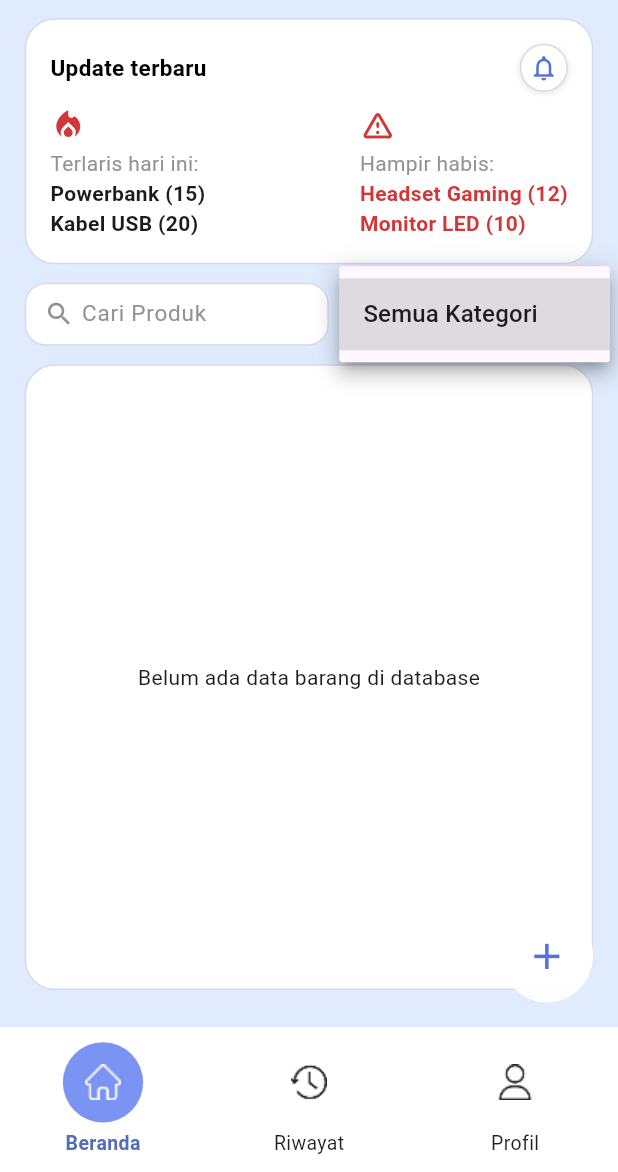
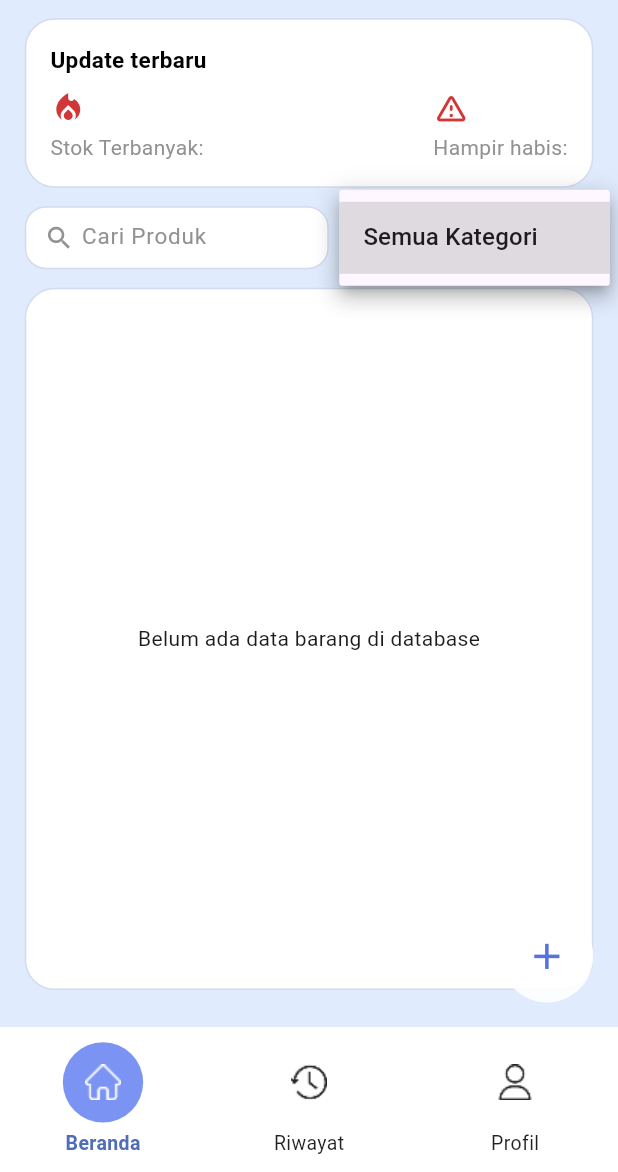
Before and after one commit to OrionZ12/StockFlow-tubes, a Flutter app: the HomeScreen screen opened by its route, after a tap on "Semua Kategori", on a phone screen of 412 x 824 dp, the part 64-1236 px from its top. Run offline on Flutter 3.47's test engine with Material 3 defaults, Android fonts, the phone set to English and light mode, and no system bars; our stand-ins replace cloud_firestore, firebase_auth, firebase_core, go_router, google_sign_in; accounts and stored records are empty; Roboto replaces fonts that are missing (RobotoSerif).

Commit message:
Fitur Terbanyak dan Hampir habis di homepage

```diff
--- a/lib/widget/update_section.dart
+++ b/lib/widget/update_section.dart
@@ -1,10 +1,60 @@
 import 'package:flutter/material.dart';
-import 'package:go_router/go_router.dart';
-import '../config/routes.dart';
+import 'package:cloud_firestore/cloud_firestore.dart';
 import '../theme/app_colors.dart';
 
-class UpdateSection extends StatelessWidget {
+class UpdateSection extends StatefulWidget {
   const UpdateSection({super.key});
+
+  @override
+  State<UpdateSection> createState() => _UpdateSectionState();
+}
+
+class _UpdateSectionState extends State<UpdateSection> {
+  List<Map<String, dynamic>> terlaris = [];
+  List<Map<String, dynamic>> hampirHabis = [];
+
+  @override
+  void initState() {
+    super.initState();
+    _loadTopProducts();
+  }
+
+  // =====================================================
+  // AMBIL 2 ITEM TERLARIS & 2 ITEM HAMPIR HABIS
+  // =====================================================
+  Future<void> _loadTopProducts() async {
+    try {
+      final snapshot =
+          await FirebaseFirestore.instance.collection("items").get();
+
+      final List<Map<String, dynamic>> allItems = snapshot.docs
+          .map((doc) => {
+                "name": doc["name"],
+                "stok": doc["stok"],
+              })
+          .toList();
+
+      // Sort stok besar → kecil (terlaris)
+      allItems.sort((a, b) => (b["stok"] as int).compareTo(a["stok"]));
+
+      // Ambil 2 terbesar
+      terlaris = allItems.take(2).toList();
+
+      // Sort stok kecil → besar (hampir habis)
+      final List<Map<String, dynamic>> sortedLow = allItems
+          .where((item) => item["stok"] > 0) // hanya stok > 0
+          .toList();
+
+      sortedLow.sort((a, b) => (a["stok"] as int).compareTo(b["stok"]));
+
+      // Ambil 2 terkecil
+      hampirHabis = sortedLow.take(2).toList();
+
+      setState(() {});
+    } catch (e) {
+      print("Error loading update section: $e");
+    }
+  }
 
   @override
   Widget build(BuildContext context) {
@@ -18,91 +68,62 @@ class UpdateSection extends StatelessWidget {
       child: Column(
         crossAxisAlignment: CrossAxisAlignment.start,
         children: [
-          // ====== Judul + tombol lonceng ======
-          Row(
-            mainAxisAlignment: MainAxisAlignment.spaceBetween,
-            children: [
-              const Text(
-                "Update terbaru",
-                style: TextStyle(
-                  fontSize: 15,
-                  fontWeight: FontWeight.w600,
-                  color: AppColors.textPrimary,
-                ),
-              ),
-              // Tombol lonceng
-              GestureDetector(
-                onTap: () => context.go(AppRoutes.notification),
-                child: Container(
-                  width: 32,
-                  height: 32,
-                  decoration: BoxDecoration(
-                    color: Colors.white,
-                    shape: BoxShape.circle,
-                    border: Border.all(color: AppColors.softBorder),
-                    boxShadow: const [
-                      BoxShadow(
-                        color: Colors.black12,
-                        blurRadius: 3,
-                        offset: Offset(0, 1),
-                      ),
-                    ],
-                  ),
-                  child: const Icon(
-                    Icons.notifications_none,
-                    color: AppColors.blueMain,
-                    size: 20,
-                  ),
-                ),
-              ),
-            ],
+          // ====== JUDUL ======
+          const Text(
+            "Update terbaru",
+            style: TextStyle(
+              fontSize: 15,
+              fontWeight: FontWeight.w600,
+              color: AppColors.textPrimary,
+            ),
           ),
 
           const SizedBox(height: 10),
 
-          // ====== Dua kolom isi ======
+          // =====================================================
+          // ROW TERLARIS & HAMPIR HABIS
+          // =====================================================
           Row(
             mainAxisAlignment: MainAxisAlignment.spaceBetween,
             children: [
-              // Kolom kiri
+              // =================== TERLARIS ===================
               Column(
                 crossAxisAlignment: CrossAxisAlignment.start,
-                children: const [
-                  Icon(Icons.local_fire_department, color: AppColors.red),
-                  SizedBox(height: 4),
-                  Text(
-                    "Terlaris hari ini:",
+                children: [
+                  const Icon(Icons.local_fire_department,
+                      color: AppColors.red),
+                  const SizedBox(height: 4),
+                  const Text(
+                    "Stok Terbanyak:",
                     style: TextStyle(color: AppColors.textMuted),
                   ),
-                  Text("Powerbank (15)",
-                      style: TextStyle(fontWeight: FontWeight.w600)),
-                  Text("Kabel USB (20)",
-                      style: TextStyle(fontWeight: FontWeight.w600)),
+                  ...terlaris.map(
+                    (item) => Text(
+                      "${item['name']} (${item['stok']})",
+                      style: const TextStyle(fontWeight: FontWeight.w600),
+                    ),
+                  ),
                 ],
               ),
 
-              // Kolom kanan
+              // ================== HAMPIR HABIS ==================
               Column(
                 crossAxisAlignment: CrossAxisAlignment.start,
-                children: const [
-                  Icon(Icons.warning_amber_rounded, color: AppColors.red),
-                  SizedBox(height: 4),
-                  Text(
+                children: [
+                  const Icon(Icons.warning_amber_rounded,
+                      color: AppColors.red),
+                  const SizedBox(height: 4),
+                  const Text(
                     "Hampir habis:",
                     style: TextStyle(color: AppColors.textMuted),
                   ),
-                  Text(
-                    "Headset Gaming (12)",
-                    style: TextStyle(
-                      fontWeight: FontWeight.w600,
-                      color: AppColors.red,
-                    ),
-                  ),
-                  Text(
-                    "Monitor LED (10)",
-                    style: TextStyle(
-                      fontWeight: FontWeight.w600,
-                      color: AppColors.red,
+                  ...hampirHabis.map(
+                    (item) => Text(
+                      "${item['name']} (${item['stok']})",
+                      style: const TextStyle(
+                        fontWeight: FontWeight.w600,
+                        color: AppColors.red,
+                      ),
                     ),
                   ),
                 ],
```
